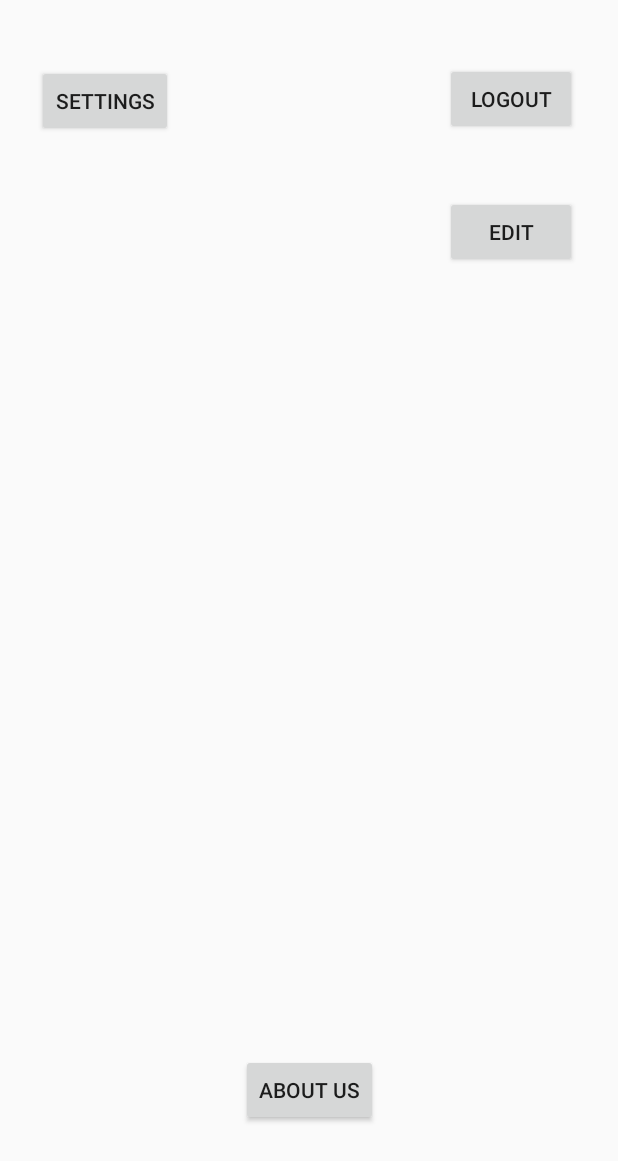
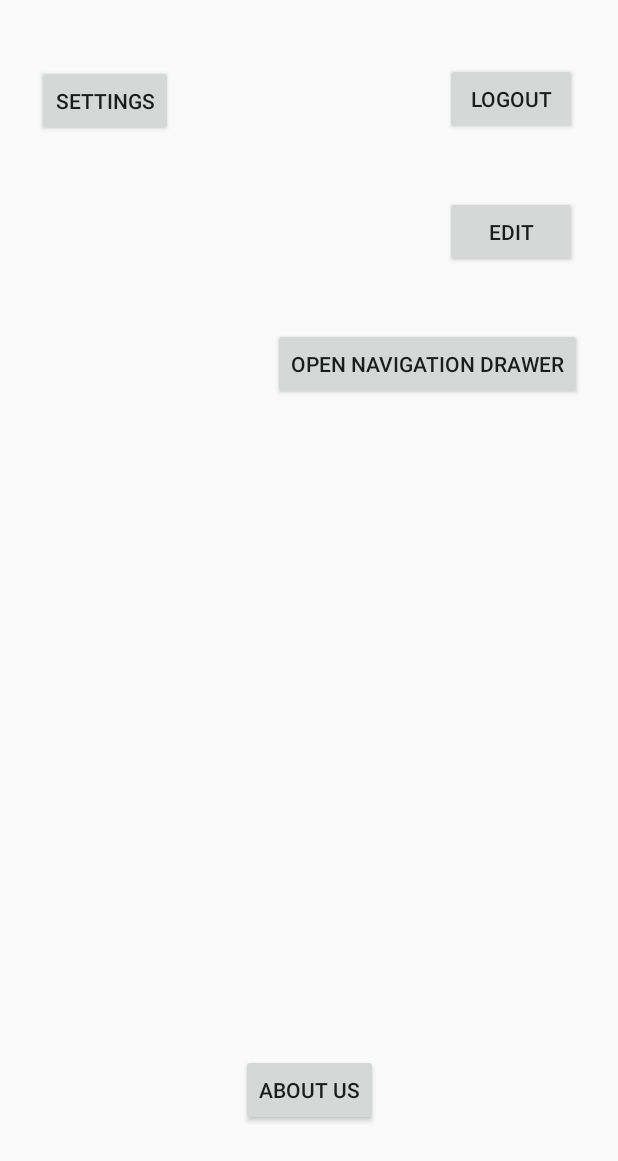
Before and after one commit to manciapham/CECS453-Project, an Android app: the UserHomeActivity screen opened directly, with no data from a screen before it, on a phone screen of 412 x 824 dp. Shown: the top 1161 px of the screen. Run offline under Robolectric (Android 15) with nearby library versions, the phone set to English and light mode, and no system bars.

Commit message:
add nav bar

```diff
--- a/CECS453FinalProject/app/src/main/java/com/example/cecs453finalproject/UserHomeActivity.java
+++ b/CECS453FinalProject/app/src/main/java/com/example/cecs453finalproject/UserHomeActivity.java
@@ -1,7 +1,10 @@
 package com.example.cecs453finalproject;
 
+import android.content.Intent;
 import android.support.v7.app.AppCompatActivity;
 import android.os.Bundle;
+import android.view.View;
+import android.widget.Button;
 
 /**
  *  User Homepage
@@ -12,9 +15,22 @@ import android.os.Bundle;
  */
 
 public class UserHomeActivity extends AppCompatActivity {
+
+    private Button navDrawer;
+
     @Override
     protected void onCreate(Bundle savedInstanceState) {
         super.onCreate(savedInstanceState);
         setContentView(R.layout.activity_user_home);
+
+        navDrawer = (Button)findViewById(R.id.btn_nav_drawer);
+
+        navDrawer.setOnClickListener(new View.OnClickListener() {
+            @Override
+            public void onClick(View view) {
+                Intent intent = new Intent(UserHomeActivity.this, NavigationDrawerActivity.class);
+                startActivity(intent);
+            }
+        });
     }
 }
--- a/CECS453FinalProject/app/src/main/res/layout/activity_user_home.xml
+++ b/CECS453FinalProject/app/src/main/res/layout/activity_user_home.xml
@@ -65,4 +65,14 @@
         app:layout_constraintStart_toStartOf="parent"
         app:layout_constraintTop_toTopOf="parent"
         app:layout_constraintVertical_bias="0.161" />
+
+    <Button
+        android:id="@+id/btn_nav_drawer"
+        android:layout_width="wrap_content"
+        android:layout_height="wrap_content"
+        android:layout_marginTop="40dp"
+        android:layout_marginEnd="24dp"
+        android:text="@string/navigation_drawer_open"
+        app:layout_constraintEnd_toEndOf="parent"
+        app:layout_constraintTop_toBottomOf="@+id/b_edit" />
 </android.support.constraint.ConstraintLayout>
--- a/CECS453FinalProject/app/src/main/res/values/strings.xml
+++ b/CECS453FinalProject/app/src/main/res/values/strings.xml
@@ -26,4 +26,8 @@
     <string name="menu_tools">Tools</string>
     <string name="menu_share">Share</string>
     <string name="menu_send">Send</string>
+
+    <string name="save">Save</string>
+    <string name="retype_password">Retype Password</string>
+    <string name="edit_account">Edit Account</string>
 </resources>
```
